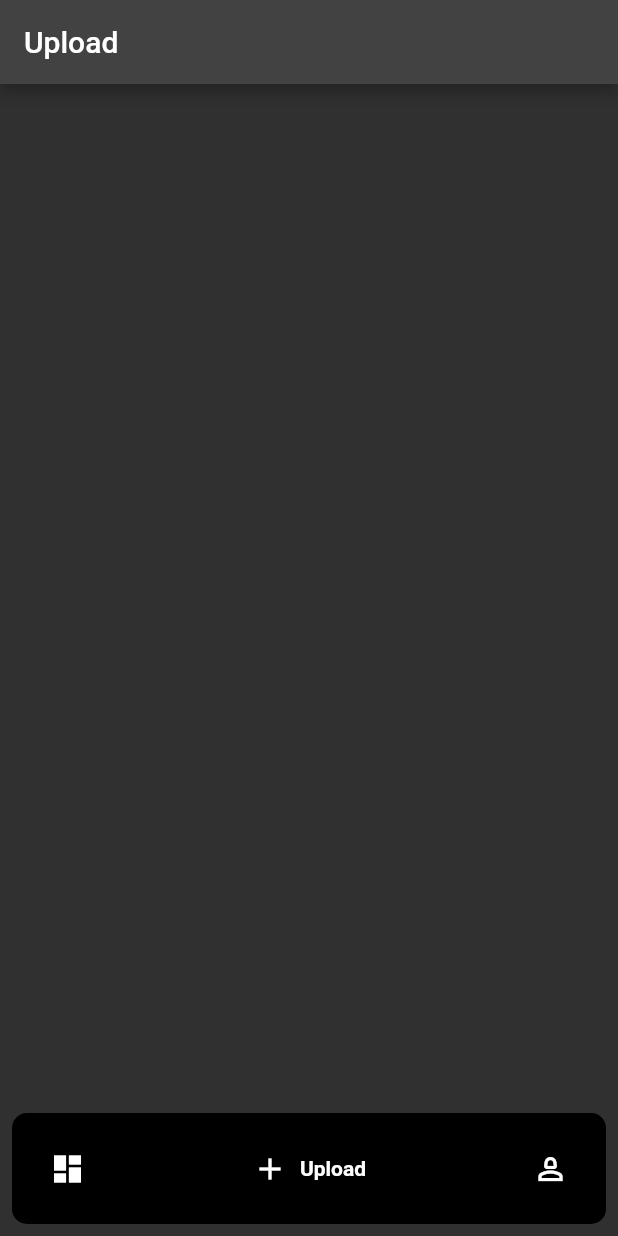
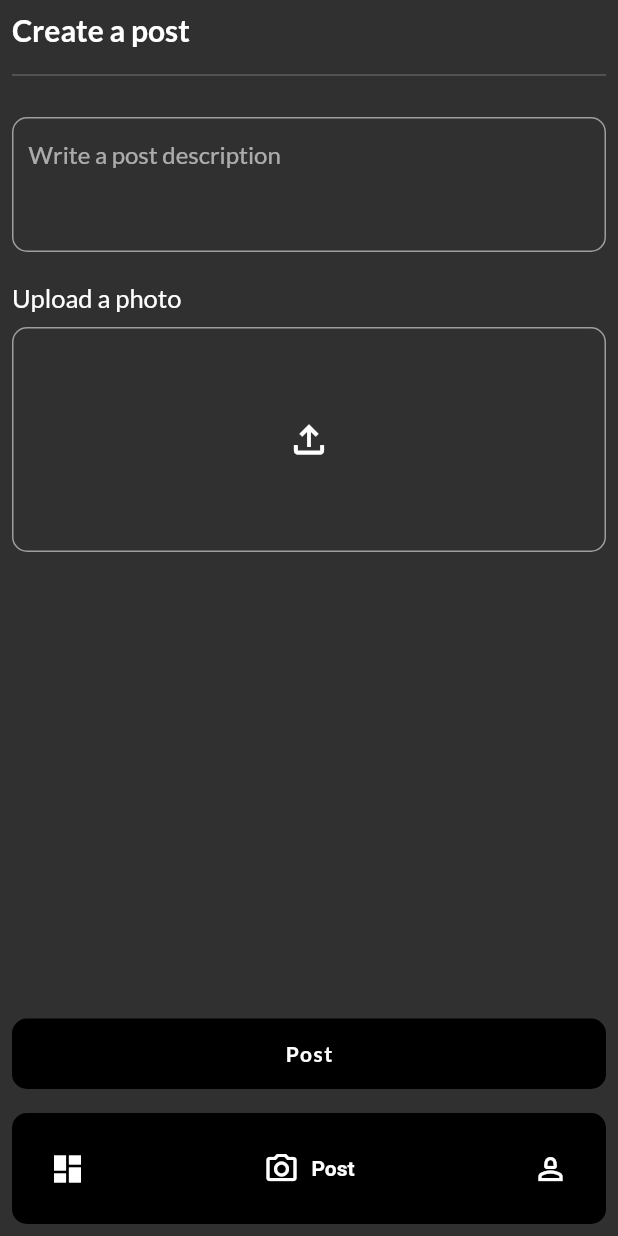
Before and after one commit to johnomeyo/postHub, a Flutter app: the screen it shows after launch, item 2 of the bottom bar chosen, on a phone screen of 412 x 824 dp. Run offline on Flutter 3.47's test engine with Material 2 defaults, Android fonts, the phone set to English and light mode, and no system bars; drawn by our look-alikes of google_nav_bar; our stand-ins replace google_fonts; network calls fail.

Commit message:
upload post page

```diff
--- a/lib/main.dart
+++ b/lib/main.dart
@@ -53,16 +53,14 @@ class _HomeState extends State<Home> {
             backgroundColor: Colors.transparent,
             color: Colors.white,
             activeColor: Colors.white,
-            // textStyle: GoogleFonts.lato(),
-
             tabs: const [
               GButton(
                 icon: Icons.dashboard,
                 text: "Feed",
               ),
               GButton(
-                icon: Icons.add,
-                text: "Upload",
+                icon: Icons.camera_alt_outlined,
+                text: "Post",
               ),
               GButton(
                 icon: Icons.person_2_outlined,
--- a/lib/pages/upload.dart
+++ b/lib/pages/upload.dart
@@ -1,12 +1,102 @@
 import 'package:flutter/material.dart';
+import 'package:google_fonts/google_fonts.dart';
 
-class Upload extends StatelessWidget {
+class Upload extends StatefulWidget {
   const Upload({super.key});
 
   @override
+  State<Upload> createState() => _UploadState();
+}
+
+class _UploadState extends State<Upload> {
+  final descriptionController = TextEditingController();
+
+  @override
   Widget build(BuildContext context) {
-    return  Scaffold(
-      appBar: AppBar(title:Text("Upload"),),
+    return Scaffold(
+      body: SafeArea(
+          child: Padding(
+        padding: const EdgeInsets.all(8.0),
+        child: Column(
+          crossAxisAlignment: CrossAxisAlignment.start,
+          children: [
+            Text(
+              "Create a post",
+              style:
+                  GoogleFonts.lato(fontSize: 20, fontWeight: FontWeight.bold),
+            ),
+            const SizedBox(
+              height: 10,
+            ),
+            Divider(
+              color: Colors.grey.shade600,
+            ),
+            const SizedBox(
+              height: 20,
+            ),
+            Container(
+              width: double.infinity,
+              height: 90,
+              decoration: BoxDecoration(
+                border: Border.all(width: 1, color: Colors.grey.shade500),
+                color: Colors.transparent,
+                borderRadius: BorderRadius.circular(10),
+              ),
+              child: Padding(
+                padding: const EdgeInsets.symmetric(horizontal: 10),
+                child: TextField(
+                  controller: descriptionController,
+                  cursorColor: Colors.red,
+                  decoration: InputDecoration(
+                      border: InputBorder.none,
+                      hintText: "Write a post description",
+                      hintStyle: GoogleFonts.lato()),
+                ),
+              ),
+            ),
+            const SizedBox(
+              height: 20,
+            ),
+            Text(
+              "Upload a photo",
+              style: GoogleFonts.lato(fontSize: 17),
+            ),
+            const SizedBox(
+              height: 10,
+            ),
+            Container(
+              height: 150,
+              decoration: BoxDecoration(
+                border: Border.all(width: 1, color: Colors.grey.shade500),
+                color: Colors.transparent,
+                borderRadius: BorderRadius.circular(10),
+              ),
+              child: const Center(
+                child: Icon(
+                  Icons.file_upload_outlined,
+                  size: 30,
+                ),
+              ),
+            ),
+            const SizedBox(height: 30,),
+            Spacer(),
+            Container(
+              width: double.infinity,
+              decoration: BoxDecoration(
+                  color: Colors.black, borderRadius: BorderRadius.circular(10)),
+              child: Padding(
+                padding: const EdgeInsets.symmetric(vertical: 15),
+                child: Center(
+                    child: Text(
+                  "Post",
+                  style: GoogleFonts.lato(
+                      fontWeight: FontWeight.bold, letterSpacing: 1),
+                )),
+              ),
+            )
+          ],
+        ),
+      )),
     );
   }
 }
```
Also changed, not shown: assets/camera.png (added), assets/gallery.png (added).
